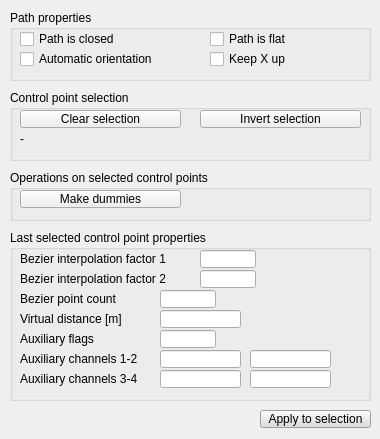
The window that ui/qdlgpathedit.ui (CoppeliaRobotics/coppeliaSimLib) describes before a commit, drawn with Qt 5.
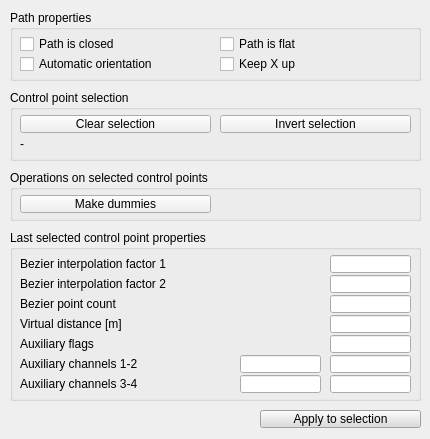
The same window after the commit.

What changed in the file:
```diff
--- a/ui/qdlgpathedit.ui
+++ b/ui/qdlgpathedit.ui
@@ -6,7 +6,7 @@
    <rect>
     <x>0</x>
     <y>0</y>
-    <width>380</width>
+    <width>430</width>
     <height>439</height>
    </rect>
   </property>
@@ -21,7 +21,7 @@
     <rect>
      <x>10</x>
      <y>10</y>
-     <width>361</width>
+     <width>411</width>
      <height>71</height>
     </rect>
    </property>
@@ -35,8 +35,8 @@
     <property name="geometry">
      <rect>
       <x>10</x>
-      <y>20</y>
-      <width>161</width>
+      <y>25</y>
+      <width>191</width>
       <height>18</height>
      </rect>
     </property>
@@ -50,8 +50,8 @@
    <widget class="QCheckBox" name="qqFlat">
     <property name="geometry">
      <rect>
-      <x>200</x>
-      <y>20</y>
+      <x>210</x>
+      <y>25</y>
       <width>161</width>
       <height>18</height>
      </rect>
@@ -66,8 +66,8 @@
    <widget class="QCheckBox" name="qqKeepXup">
     <property name="geometry">
      <rect>
-      <x>200</x>
-      <y>40</y>
+      <x>210</x>
+      <y>45</y>
       <width>161</width>
       <height>18</height>
      </rect>
@@ -83,8 +83,8 @@
     <property name="geometry">
      <rect>
       <x>10</x>
-      <y>40</y>
-      <width>161</width>
+      <y>45</y>
+      <width>201</width>
       <height>18</height>
      </rect>
     </property>
@@ -101,7 +101,7 @@
     <rect>
      <x>10</x>
      <y>230</y>
-     <width>361</width>
+     <width>411</width>
      <height>171</height>
     </rect>
    </property>
@@ -114,9 +114,9 @@
    <widget class="QLineEdit" name="qqFactor1">
     <property name="geometry">
      <rect>
-      <x>190</x>
-      <y>20</y>
-      <width>56</width>
+      <x>320</x>
+      <y>25</y>
+      <width>81</width>
       <height>18</height>
      </rect>
     </property>
@@ -125,8 +125,8 @@
     <property name="geometry">
      <rect>
       <x>10</x>
-      <y>20</y>
-      <width>181</width>
+      <y>25</y>
+      <width>311</width>
       <height>18</height>
      </rect>
     </property>
@@ -138,8 +138,8 @@
     <property name="geometry">
      <rect>
       <x>10</x>
-      <y>40</y>
-      <width>181</width>
+      <y>45</y>
+      <width>311</width>
       <height>18</height>
      </rect>
     </property>
@@ -150,9 +150,9 @@
    <widget class="QLineEdit" name="qqFactor2">
     <property name="geometry">
      <rect>
-      <x>190</x>
-      <y>40</y>
-      <width>56</width>
+      <x>320</x>
+      <y>45</y>
+      <width>81</width>
       <height>18</height>
      </rect>
     </property>
@@ -160,9 +160,9 @@
    <widget class="QLineEdit" name="qqPointCount">
     <property name="geometry">
      <rect>
-      <x>150</x>
-      <y>60</y>
-      <width>56</width>
+      <x>320</x>
+      <y>65</y>
+      <width>81</width>
       <height>18</height>
      </rect>
     </property>
@@ -171,8 +171,8 @@
     <property name="geometry">
      <rect>
       <x>10</x>
-      <y>60</y>
-      <width>141</width>
+      <y>65</y>
+      <width>311</width>
       <height>18</height>
      </rect>
     </property>
@@ -183,8 +183,8 @@
    <widget class="QLineEdit" name="qqVirtualDistance">
     <property name="geometry">
      <rect>
-      <x>150</x>
-      <y>80</y>
+      <x>320</x>
+      <y>85</y>
       <width>81</width>
       <height>18</height>
      </rect>
@@ -194,8 +194,8 @@
     <property name="geometry">
      <rect>
       <x>10</x>
-      <y>80</y>
-      <width>141</width>
+      <y>85</y>
+      <width>311</width>
       <height>18</height>
      </rect>
     </property>
@@ -206,9 +206,9 @@
    <widget class="QLineEdit" name="qqAuxFlags">
     <property name="geometry">
      <rect>
-      <x>150</x>
-      <y>100</y>
-      <width>56</width>
+      <x>320</x>
+      <y>105</y>
+      <width>81</width>
       <height>18</height>
      </rect>
     </property>
@@ -217,8 +217,8 @@
     <property name="geometry">
      <rect>
       <x>10</x>
-      <y>100</y>
-      <width>141</width>
+      <y>105</y>
+      <width>311</width>
       <height>18</height>
      </rect>
     </property>
@@ -230,8 +230,8 @@
     <property name="geometry">
      <rect>
       <x>10</x>
-      <y>120</y>
-      <width>141</width>
+      <y>125</y>
+      <width>221</width>
       <height>18</height>
      </rect>
     </property>
@@ -242,8 +242,8 @@
    <widget class="QLineEdit" name="qqAuxChannel1">
     <property name="geometry">
      <rect>
-      <x>150</x>
-      <y>120</y>
+      <x>230</x>
+      <y>125</y>
       <width>81</width>
       <height>18</height>
      </rect>
@@ -252,8 +252,8 @@
    <widget class="QLineEdit" name="qqAuxChannel2">
     <property name="geometry">
      <rect>
-      <x>240</x>
-      <y>120</y>
+      <x>320</x>
+      <y>125</y>
       <width>81</width>
       <height>18</height>
      </rect>
@@ -262,8 +262,8 @@
    <widget class="QLineEdit" name="qqAuxChannel3">
     <property name="geometry">
      <rect>
-      <x>150</x>
-      <y>140</y>
+      <x>230</x>
+      <y>145</y>
       <width>81</width>
       <height>18</height>
      </rect>
@@ -272,8 +272,8 @@
    <widget class="QLineEdit" name="qqAuxChannel4">
     <property name="geometry">
      <rect>
-      <x>240</x>
-      <y>140</y>
+      <x>320</x>
+      <y>145</y>
       <width>81</width>
       <height>18</height>
      </rect>
@@ -283,8 +283,8 @@
     <property name="geometry">
      <rect>
       <x>10</x>
-      <y>140</y>
-      <width>141</width>
+      <y>145</y>
+      <width>221</width>
       <height>18</height>
      </rect>
     </property>
@@ -298,7 +298,7 @@
     <rect>
      <x>10</x>
      <y>90</y>
-     <width>361</width>
+     <width>411</width>
      <height>71</height>
     </rect>
    </property>
@@ -312,8 +312,8 @@
     <property name="geometry">
      <rect>
       <x>10</x>
-      <y>20</y>
-      <width>161</width>
+      <y>25</y>
+      <width>191</width>
       <height>18</height>
      </rect>
     </property>
@@ -327,9 +327,9 @@
    <widget class="QToolButton" name="qqInvertSelection">
     <property name="geometry">
      <rect>
-      <x>190</x>
-      <y>20</y>
-      <width>161</width>
+      <x>210</x>
+      <y>25</y>
+      <width>191</width>
       <height>18</height>
      </rect>
     </property>
@@ -344,8 +344,8 @@
     <property name="geometry">
      <rect>
       <x>10</x>
-      <y>40</y>
-      <width>341</width>
+      <y>45</y>
+      <width>391</width>
       <height>18</height>
      </rect>
     </property>
@@ -359,7 +359,7 @@
     <rect>
      <x>10</x>
      <y>170</y>
-     <width>361</width>
+     <width>411</width>
      <height>51</height>
     </rect>
    </property>
@@ -373,8 +373,8 @@
     <property name="geometry">
      <rect>
       <x>10</x>
-      <y>20</y>
-      <width>161</width>
+      <y>25</y>
+      <width>191</width>
       <height>18</height>
      </rect>
     </property>
@@ -391,7 +391,7 @@
     <rect>
      <x>260</x>
      <y>410</y>
-     <width>111</width>
+     <width>161</width>
      <height>18</height>
     </rect>
    </property>
@@ -533,6 +533,15 @@
         </color>
        </brush>
       </colorrole>
+      <colorrole role="PlaceholderText">
+       <brush brushstyle="NoBrush">
+        <color alpha="128">
+         <red>0</red>
+         <green>0</green>
+         <blue>0</blue>
+        </color>
+       </brush>
+      </colorrole>
      </active>
      <inactive>
       <colorrole role="WindowText">
@@ -670,6 +679,15 @@
         </color>
        </brush>
       </colorrole>
+      <colorrole role="PlaceholderText">
+       <brush brushstyle="NoBrush">
+        <color alpha="128">
+         <red>0</red>
+         <green>0</green>
+         <blue>0</blue>
+        </color>
+       </brush>
+      </colorrole>
      </inactive>
      <disabled>
       <colorrole role="WindowText">
@@ -807,6 +825,15 @@
         </color>
        </brush>
       </colorrole>
+      <colorrole role="PlaceholderText">
+       <brush brushstyle="NoBrush">
+        <color alpha="128">
+         <red>0</red>
+         <green>0</green>
+         <blue>0</blue>
+        </color>
+       </brush>
+      </colorrole>
      </disabled>
     </palette>
    </property>
```
